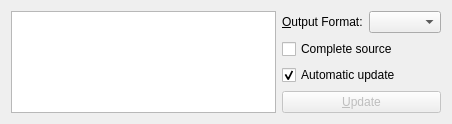
This is src/frontends/qt4/ui/ViewSourceUi.ui in cburschka/lyx as Qt 5 draws it before an edit. The edited form follows.
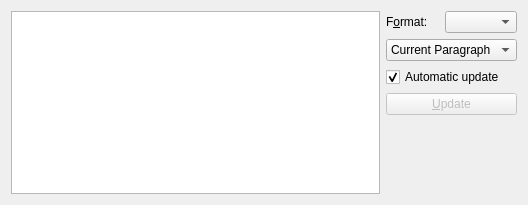
This is the edited form.

Commit message: Initial work for view source improvements.

```diff
--- a/src/frontends/qt4/ui/ViewSourceUi.ui
+++ b/src/frontends/qt4/ui/ViewSourceUi.ui
@@ -5,15 +5,15 @@
    <rect>
     <x>0</x>
     <y>0</y>
-    <width>452</width>
-    <height>120</height>
+    <width>528</width>
+    <height>205</height>
    </rect>
   </property>
   <property name="windowTitle">
    <string/>
   </property>
-  <layout class="QGridLayout" name="gridLayout_2">
-   <item row="0" column="0">
+  <layout class="QGridLayout" name="gridLayout">
+   <item row="0" column="0" rowspan="5">
     <widget class="QTextEdit" name="viewSourceTV">
      <property name="sizePolicy">
       <sizepolicy hsizetype="MinimumExpanding" vsizetype="Ignored">
@@ -27,35 +27,50 @@
     </widget>
    </item>
    <item row="0" column="1">
-    <layout class="QGridLayout" name="gridLayout">
-     <item row="0" column="0">
       <widget class="QLabel" name="outputFormatLA">
        <property name="text">
-        <string>&amp;Output Format:</string>
+      <string>F&amp;ormat:</string>
        </property>
        <property name="buddy">
         <cstring>outputFormatCO</cstring>
        </property>
       </widget>
      </item>
-     <item row="0" column="1">
+   <item row="0" column="2">
       <widget class="QComboBox" name="outputFormatCO">
+     <property name="enabled">
+      <bool>true</bool>
+     </property>
        <property name="toolTip">
         <string>Select the output format</string>
        </property>
       </widget>
      </item>
-     <item row="1" column="0" colspan="2">
-      <widget class="QCheckBox" name="viewFullSourceCB">
-       <property name="cursor">
-        <cursorShape>ArrowCursor</cursorShape>
-       </property>
+   <item row="1" column="1" colspan="2">
+    <widget class="QComboBox" name="contentsCO">
+     <item>
+      <property name="text">
+       <string>Current Paragraph</string>
+      </property>
+     </item>
+     <item>
        <property name="text">
-        <string>Complete source</string>
-       </property>
-      </widget>
-     </item>
-     <item row="2" column="0" colspan="2">
+       <string>Complete Source</string>
+      </property>
+     </item>
+     <item>
+      <property name="text">
+       <string>Preamble Only</string>
+      </property>
+     </item>
+     <item>
+      <property name="text">
+       <string>Body Only</string>
+      </property>
+     </item>
+    </widget>
+   </item>
+   <item row="2" column="1" colspan="2">
       <widget class="QCheckBox" name="autoUpdateCB">
        <property name="text">
         <string>Automatic update</string>
@@ -65,7 +80,7 @@
        </property>
       </widget>
      </item>
-     <item row="3" column="0" colspan="2">
+   <item row="3" column="1" colspan="2">
       <widget class="QPushButton" name="updatePB">
        <property name="enabled">
         <bool>false</bool>
@@ -75,7 +90,7 @@
        </property>
       </widget>
      </item>
-     <item row="4" column="0">
+   <item row="4" column="1" colspan="2">
       <spacer>
        <property name="orientation">
         <enum>Qt::Vertical</enum>
@@ -83,14 +98,12 @@
        <property name="sizeHint" stdset="0">
         <size>
          <width>20</width>
-         <height>17</height>
+       <height>85</height>
         </size>
        </property>
       </spacer>
      </item>
     </layout>
-   </item>
-  </layout>
  </widget>
  <tabstops>
   <tabstop>viewSourceTV</tabstop>
```
Left out of the diff: 2 changed lines with no effect on the pictures. Lines whose indentation alone changed are shown as unchanged. The commit also changes 4 other files.
